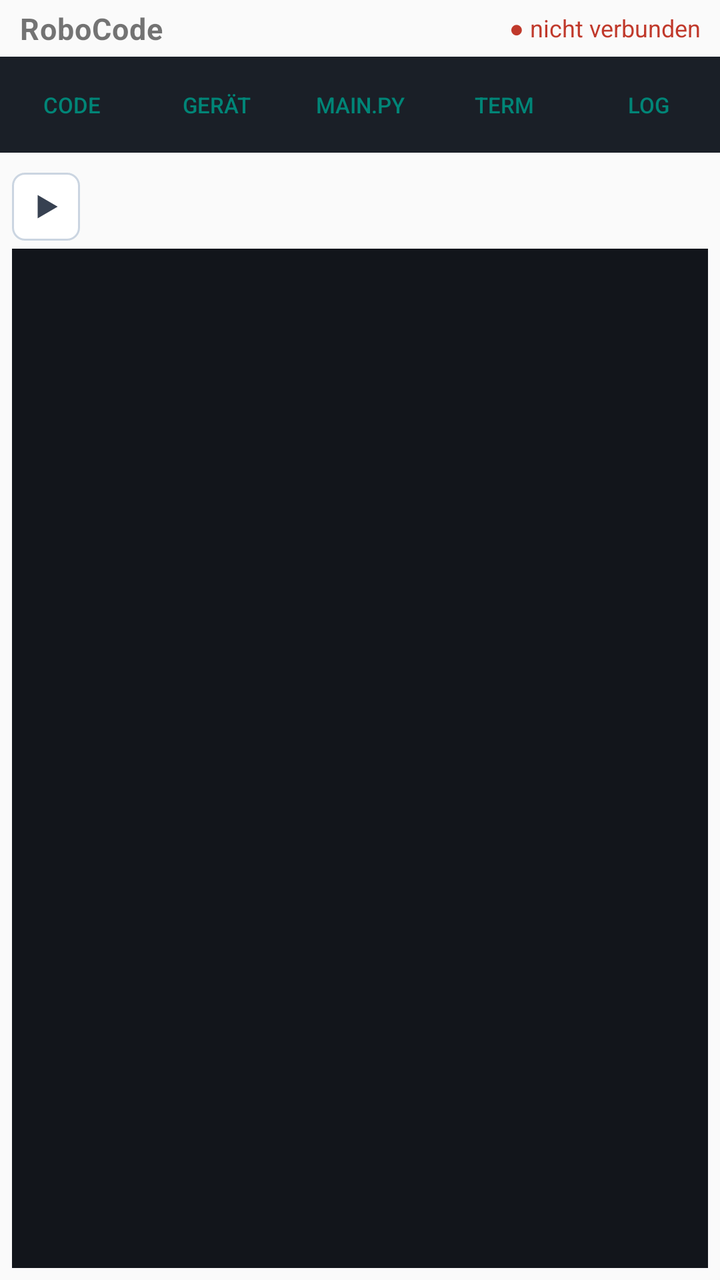
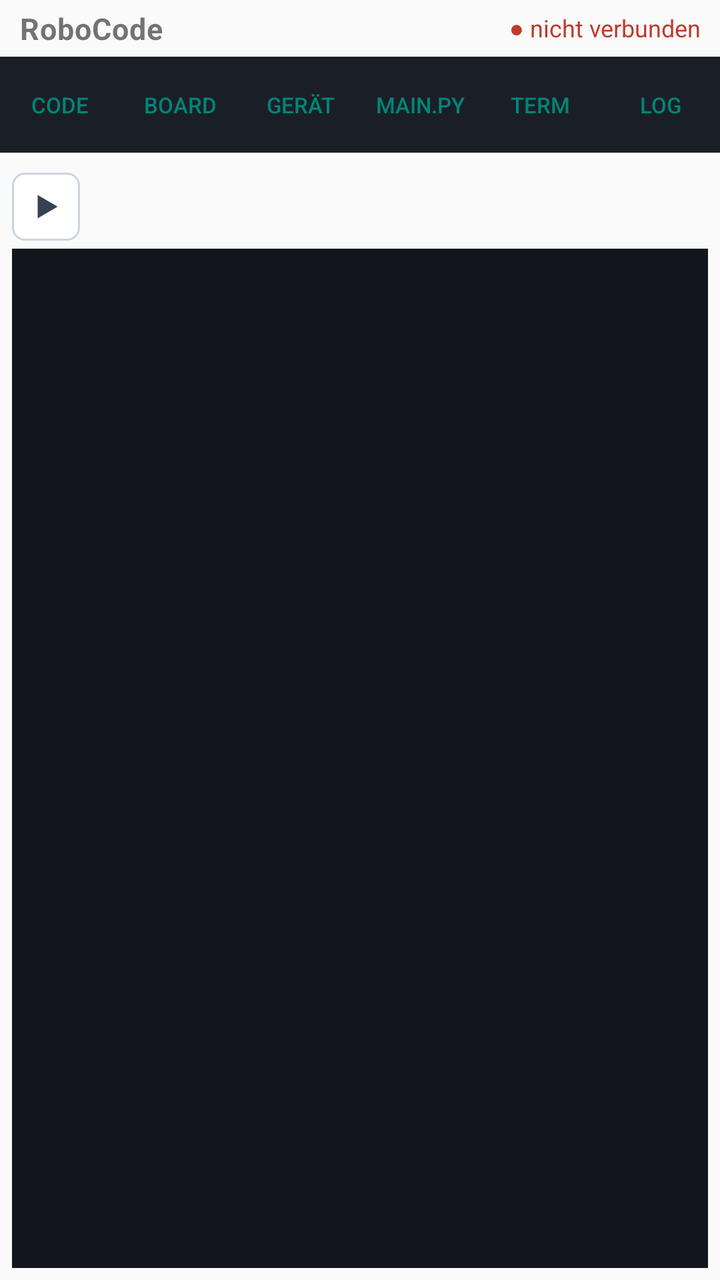

Two renders of the same Android screen: before a commit and after it. Below are the layout's source before the change and the commit's diff.
<!-- AndroidManifest.xml: application theme Theme.AppCompat.DayNight -->
<!-- res/layout/activity_main.xml -->
<?xml version="1.0" encoding="utf-8"?>
<LinearLayout xmlns:android="http://schemas.android.com/apk/res/android"
    android:layout_width="match_parent"
    android:layout_height="match_parent"
    android:orientation="vertical">

    
    <LinearLayout
        android:layout_width="match_parent"
        android:layout_height="wrap_content"
        android:orientation="horizontal"
        android:gravity="center_vertical"
        android:paddingStart="10dp"
        android:paddingEnd="10dp"
        android:paddingTop="4dp"
        android:paddingBottom="4dp">

        <TextView
            android:layout_width="wrap_content"
            android:layout_height="wrap_content"
            android:text="RoboCode"
            android:textSize="15sp"
            android:textStyle="bold"
            android:letterSpacing="0.02" />

        <TextView android:id="@+id/txtStatus"
            android:layout_width="0dp"
            android:layout_weight="1"
            android:layout_height="wrap_content"
            android:gravity="end"
            android:textSize="12sp"
            android:text="● nicht verbunden"
            android:textColor="#c0392b" />
    </LinearLayout>

    
    <LinearLayout
        android:layout_width="match_parent"
        android:layout_height="wrap_content"
        android:orientation="horizontal"
        android:background="#1a1f27">

        <Button android:id="@+id/navCode" style="?android:attr/buttonBarButtonStyle"
            android:layout_width="0dp" android:layout_weight="1" android:layout_height="wrap_content"
            android:text="Code" android:textSize="11sp" android:padding="2dp" android:singleLine="true" />
        <Button android:id="@+id/navDevice" style="?android:attr/buttonBarButtonStyle"
            android:layout_width="0dp" android:layout_weight="1" android:layout_height="wrap_content"
            android:text="Gerät" android:textSize="11sp" android:padding="2dp" android:singleLine="true" />
        <Button android:id="@+id/navMain" style="?android:attr/buttonBarButtonStyle"
            android:layout_width="0dp" android:layout_weight="1" android:layout_height="wrap_content"
            android:text="main.py" android:textSize="11sp" android:padding="2dp" android:singleLine="true" />
        <Button android:id="@+id/navTerminal" style="?android:attr/buttonBarButtonStyle"
            android:layout_width="0dp" android:layout_weight="1" android:layout_height="wrap_content"
            android:text="Term" android:textSize="11sp" android:padding="2dp" android:singleLine="true" />
        <Button android:id="@+id/navLog" style="?android:attr/buttonBarButtonStyle"
            android:layout_width="0dp" android:layout_weight="1" android:layout_height="wrap_content"
            android:text="Log" android:textSize="11sp" android:padding="2dp" android:singleLine="true" />
    </LinearLayout>

    
    <LinearLayout android:id="@+id/panelCode"
        android:layout_width="match_parent"
        android:layout_height="0dp"
        android:layout_weight="1"
        android:orientation="vertical"
        android:padding="6dp">

        
        <LinearLayout android:id="@+id/tabRow"
            android:layout_width="match_parent" android:layout_height="wrap_content"
            android:orientation="horizontal" android:visibility="gone">
            <Button android:id="@+id/tabSetup" style="?android:attr/buttonStyleSmall"
                android:layout_width="0dp" android:layout_weight="1" android:layout_height="wrap_content"
                android:text="SETUP" />
            <Button android:id="@+id/tabMain" style="?android:attr/buttonStyleSmall"
                android:layout_width="0dp" android:layout_weight="1" android:layout_height="wrap_content"
                android:text="MAIN" />
            <Button android:id="@+id/tabLib" style="?android:attr/buttonStyleSmall"
                android:layout_width="0dp" android:layout_weight="1" android:layout_height="wrap_content"
                android:text="LIB" />
        </LinearLayout>

        
        <LinearLayout android:layout_width="match_parent" android:layout_height="wrap_content"
            android:orientation="horizontal" android:gravity="center_vertical"
            android:paddingTop="4dp" android:paddingBottom="2dp">
            <ImageButton android:id="@+id/btnStart"
                android:layout_width="wrap_content" android:layout_height="34dp"
                android:src="@drawable/ic_start"
                android:background="@drawable/bg_icon_button"
                android:scaleType="fitCenter" android:adjustViewBounds="true"
                android:padding="7dp" android:layout_marginEnd="6dp"
                android:contentDescription="Start — übertragen und ausführen"
                android:enabled="false" />
            <HorizontalScrollView android:layout_width="0dp" android:layout_weight="1"
                android:layout_height="wrap_content" android:scrollbars="none">
                <LinearLayout android:id="@+id/palette"
                    android:layout_width="wrap_content" android:layout_height="wrap_content"
                    android:orientation="horizontal" />
            </HorizontalScrollView>
        </LinearLayout>
        
        <HorizontalScrollView android:layout_width="match_parent" android:layout_height="wrap_content"
            android:scrollbars="none" android:paddingBottom="2dp">
            <LinearLayout android:id="@+id/paletteSub"
                android:layout_width="wrap_content" android:layout_height="wrap_content"
                android:gravity="center_vertical"
                android:orientation="horizontal" android:visibility="gone" />
        </HorizontalScrollView>

        <EditText android:id="@+id/editor"
            android:layout_width="match_parent" android:layout_height="0dp" android:layout_weight="1"
            android:gravity="top|start"
            android:inputType="textMultiLine|textNoSuggestions"
            android:fontFamily="monospace" android:textSize="13sp"
            android:importantForAutofill="no"
            android:background="#12151b" android:textColor="#e6e9ef" android:padding="6dp" />
    </LinearLayout>

    
    <LinearLayout android:id="@+id/panelDevice"
        android:layout_width="match_parent"
        android:layout_height="0dp"
        android:layout_weight="1"
        android:orientation="vertical"
        android:padding="12dp"
        android:visibility="gone">

        <TextView android:id="@+id/txtDeviceInfo"
            android:layout_width="match_parent" android:layout_height="wrap_content"
            android:textSize="14sp" android:paddingBottom="10dp"
            android:text="Noch nicht verbunden." />

        <Button android:id="@+id/btnConnect"
            android:layout_width="match_parent" android:layout_height="wrap_content"
            android:text="Verbinden &amp; prüfen" />
        <Button android:id="@+id/btnInstall"
            android:layout_width="match_parent" android:layout_height="wrap_content"
            android:text="MicroPython installieren" android:enabled="false" />

        <LinearLayout android:layout_width="match_parent" android:layout_height="wrap_content"
            android:orientation="horizontal" android:gravity="center_vertical" android:paddingTop="10dp">
            <TextView android:layout_width="wrap_content" android:layout_height="wrap_content"
                android:text="Board (autom.):" android:paddingEnd="6dp" />
            <Spinner android:id="@+id/spinnerBoard"
                android:layout_width="0dp" android:layout_weight="1" android:layout_height="wrap_content" />
        </LinearLayout>

        <TextView android:layout_width="match_parent" android:layout_height="wrap_content"
            android:textSize="11sp" android:textColor="#8a93a2" android:paddingTop="10dp"
            android:text="Zum Installieren den ESP32 per BOOT/EN in den Download-Modus bringen (die App sagt es an). Das Board wird beim Verbinden automatisch erkannt; der Regler ist nur zur Korrektur." />

        <Button android:id="@+id/btnInfo" style="?android:attr/buttonStyleSmall"
            android:layout_width="wrap_content" android:layout_height="wrap_content"
            android:layout_marginTop="16dp"
            android:text="ℹ Info &amp; Lizenzen" />
    </LinearLayout>

    
    <LinearLayout android:id="@+id/panelMain"
        android:layout_width="match_parent"
        android:layout_height="0dp"
        android:layout_weight="1"
        android:orientation="vertical"
        android:padding="6dp"
        android:visibility="gone">

        <LinearLayout android:layout_width="match_parent" android:layout_height="wrap_content"
            android:orientation="horizontal" android:gravity="end">
            <Button android:id="@+id/btnCopyMain" style="?android:attr/buttonStyleSmall"
                android:layout_width="wrap_content" android:layout_height="wrap_content" android:text="Kopieren" />
            <Button android:id="@+id/btnDownloadMain" style="?android:attr/buttonStyleSmall"
                android:layout_width="wrap_content" android:layout_height="wrap_content" android:text="⤓ speichern" />
        </LinearLayout>
        <ScrollView android:layout_width="match_parent" android:layout_height="0dp" android:layout_weight="1">
            <TextView android:id="@+id/mainPyView"
                android:layout_width="match_parent" android:layout_height="wrap_content"
                android:fontFamily="monospace" android:textSize="11sp" android:padding="6dp"
                android:background="#12151b" android:textColor="#e6e9ef" android:textIsSelectable="true" />
        </ScrollView>
    </LinearLayout>

    
    <LinearLayout android:id="@+id/panelTerminal"
        android:layout_width="match_parent"
        android:layout_height="0dp"
        android:layout_weight="1"
        android:orientation="vertical"
        android:padding="6dp"
        android:visibility="gone">

        <LinearLayout android:layout_width="match_parent" android:layout_height="wrap_content"
            android:orientation="horizontal" android:gravity="center_vertical">
            <TextView android:layout_width="0dp" android:layout_weight="1" android:layout_height="wrap_content"
                android:text="Terminal — serielle Ein-/Ausgabe" android:textSize="11sp" android:textColor="#8a93a2" />
            <Button android:id="@+id/btnTerminalStop" style="?android:attr/buttonStyleSmall"
                android:layout_width="wrap_content" android:layout_height="wrap_content" android:text="Stop" />
            <Button android:id="@+id/btnTerminalClear" style="?android:attr/buttonStyleSmall"
                android:layout_width="wrap_content" android:layout_height="wrap_content" android:text="leeren" />
        </LinearLayout>

        
        <ScrollView android:id="@+id/terminalInScroll"
            android:layout_width="match_parent" android:layout_height="0dp" android:layout_weight="1"
            android:background="#12151b">
            <TextView android:id="@+id/terminalIn"
                android:layout_width="match_parent" android:layout_height="wrap_content"
                android:fontFamily="monospace" android:textSize="12sp" android:padding="6dp"
                android:textColor="#9be7a0" android:textIsSelectable="true" />
        </ScrollView>

        
        <LinearLayout android:layout_width="match_parent" android:layout_height="wrap_content"
            android:orientation="horizontal" android:gravity="center_vertical" android:paddingTop="4dp">
            <EditText android:id="@+id/terminalOut"
                android:layout_width="0dp" android:layout_weight="1" android:layout_height="wrap_content"
                android:hint="Zeile senden…" android:singleLine="true"
                android:inputType="text|textNoSuggestions"
                android:imeOptions="actionSend"
                android:fontFamily="monospace" android:textSize="13sp"
                android:importantForAutofill="no" />
            <Button android:id="@+id/btnTerminalSend" style="?android:attr/buttonStyleSmall"
                android:layout_width="wrap_content" android:layout_height="wrap_content" android:text="Senden" />
        </LinearLayout>
    </LinearLayout>

    
    <LinearLayout android:id="@+id/panelLog"
        android:layout_width="match_parent"
        android:layout_height="0dp"
        android:layout_weight="1"
        android:orientation="vertical"
        android:padding="6dp"
        android:visibility="gone">

        <Button android:id="@+id/btnClearLog" style="?android:attr/buttonStyleSmall"
            android:layout_width="wrap_content" android:layout_height="wrap_content"
            android:text="Log leeren" android:layout_gravity="end" />
        <ScrollView android:id="@+id/logScroll"
            android:layout_width="match_parent" android:layout_height="0dp" android:layout_weight="1">
            <TextView android:id="@+id/log"
                android:layout_width="match_parent" android:layout_height="wrap_content"
                android:fontFamily="monospace" android:textSize="12sp" android:padding="4dp"
                android:textIsSelectable="true" />
        </ScrollView>
    </LinearLayout>
</LinearLayout>
<!-- resources referenced by this layout -->
<resources>
  <!-- drawable bg_icon_button (drawable) -->
  <shape xmlns:android="http://schemas.android.com/apk/res/android"
      android:shape="rectangle">
      <solid android:color="#FFFFFF"/>
      <stroke android:width="1dp" android:color="#CBD5E1"/>
      <corners android:radius="6dp"/>
  </shape>
  <!-- drawable ic_start (drawable) -->
  <vector xmlns:android="http://schemas.android.com/apk/res/android"
      android:width="24dp" android:height="24dp"
      android:viewportWidth="24" android:viewportHeight="24">
      <path android:fillColor="#374151" android:pathData="M7 5l12 7-12 7z"/>
  </vector>
</resources>

<!-- the commit's change to res/layout/activity_main.xml (unified diff, before → after) -->
@@ -43,6 +43,9 @@
         <Button android:id="@+id/navCode" style="?android:attr/buttonBarButtonStyle"
             android:layout_width="0dp" android:layout_weight="1" android:layout_height="wrap_content"
             android:text="Code" android:textSize="11sp" android:padding="2dp" android:singleLine="true" />
+        <Button android:id="@+id/navBoard" style="?android:attr/buttonBarButtonStyle"
+            android:layout_width="0dp" android:layout_weight="1" android:layout_height="wrap_content"
+            android:text="Board" android:textSize="11sp" android:padding="2dp" android:singleLine="true" />
         <Button android:id="@+id/navDevice" style="?android:attr/buttonBarButtonStyle"
             android:layout_width="0dp" android:layout_weight="1" android:layout_height="wrap_content"
             android:text="Gerät" android:textSize="11sp" android:padding="2dp" android:singleLine="true" />
@@ -118,6 +121,53 @@
     </LinearLayout>
 
     
+    <LinearLayout android:id="@+id/panelBoard"
+        android:layout_width="match_parent"
+        android:layout_height="0dp"
+        android:layout_weight="1"
+        android:orientation="vertical"
+        android:visibility="gone">
+
+        
+        <LinearLayout android:layout_width="match_parent" android:layout_height="wrap_content"
+            android:orientation="horizontal" android:gravity="center_vertical"
+            android:background="#f3f4f6" android:padding="8dp">
+            <Spinner android:id="@+id/spinnerBoardCfg"
+                android:layout_width="0dp" android:layout_weight="1" android:layout_height="wrap_content" />
+            <Button android:id="@+id/btnBoardClone" style="?android:attr/buttonStyleSmall"
+                android:layout_width="wrap_content" android:layout_height="wrap_content"
+                android:text="Fürs Projekt klonen" android:textSize="11sp" />
+        </LinearLayout>
+        <TextView android:id="@+id/txtBoardHint"
+            android:layout_width="match_parent" android:layout_height="wrap_content"
+            android:textSize="11sp" android:textColor="#6b7280"
+            android:paddingStart="10dp" android:paddingEnd="10dp" android:paddingTop="4dp" android:paddingBottom="4dp"
+            android:text="Standard-Belegung. Zum Umbenennen klonen." />
+
+        <ScrollView android:layout_width="match_parent" android:layout_height="0dp" android:layout_weight="1"
+            android:background="#ffffff">
+            <LinearLayout android:layout_width="match_parent" android:layout_height="wrap_content"
+                android:orientation="vertical" android:padding="8dp">
+                
+                <HorizontalScrollView android:layout_width="match_parent" android:layout_height="wrap_content"
+                    android:scrollbars="none">
+                    <LinearLayout android:id="@+id/boardRow"
+                        android:layout_width="wrap_content" android:layout_height="wrap_content"
+                        android:orientation="horizontal" android:gravity="center_vertical" />
+                </HorizontalScrollView>
+                <TextView android:id="@+id/txtBoardName"
+                    android:layout_width="match_parent" android:layout_height="wrap_content"
+                    android:gravity="center" android:textSize="11sp" android:textStyle="bold"
+                    android:textColor="#4b5563" android:paddingTop="4dp" />
+                <TextView
+                    android:layout_width="match_parent" android:layout_height="wrap_content"
+                    android:textSize="11sp" android:textColor="#6b7280" android:paddingTop="10dp"
+                    android:text="Default-Namen: A0.. (Analog), DI0.. (Digital-Eingang), DO0.. (Digital-Ausgang). Eigene Namen stehen danach im Code als Symbole bereit (Palette unter „Board“). I²C/SPI-Pins sind hardwaregebunden und fest." />
+            </LinearLayout>
+        </ScrollView>
+    </LinearLayout>
+
+    
     <LinearLayout android:id="@+id/panelDevice"
         android:layout_width="match_parent"
         android:layout_height="0dp"
